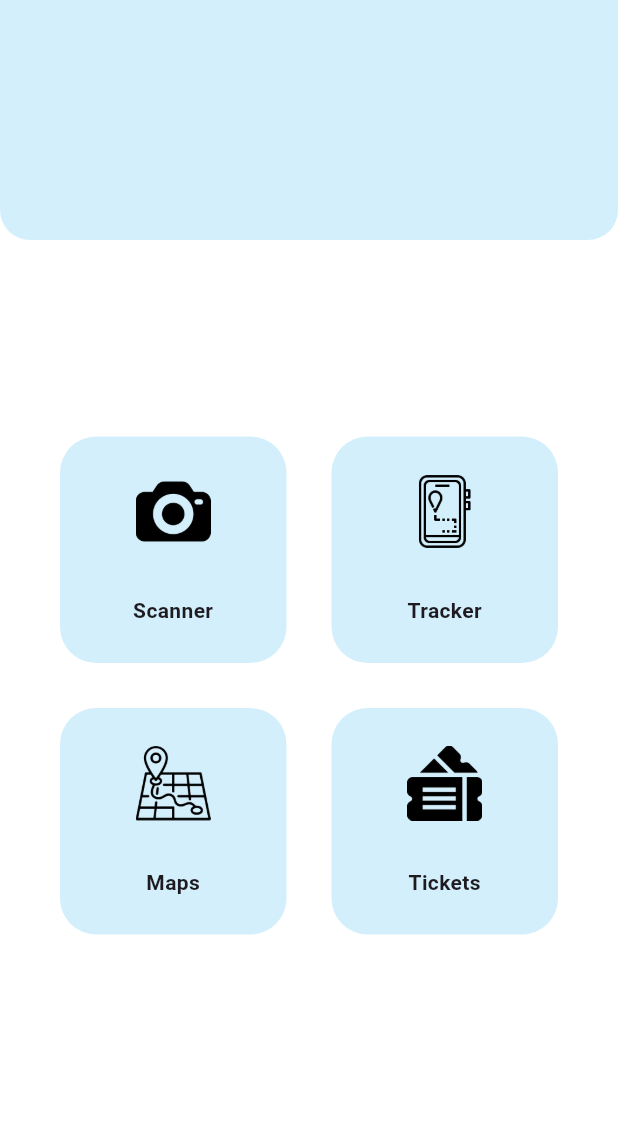
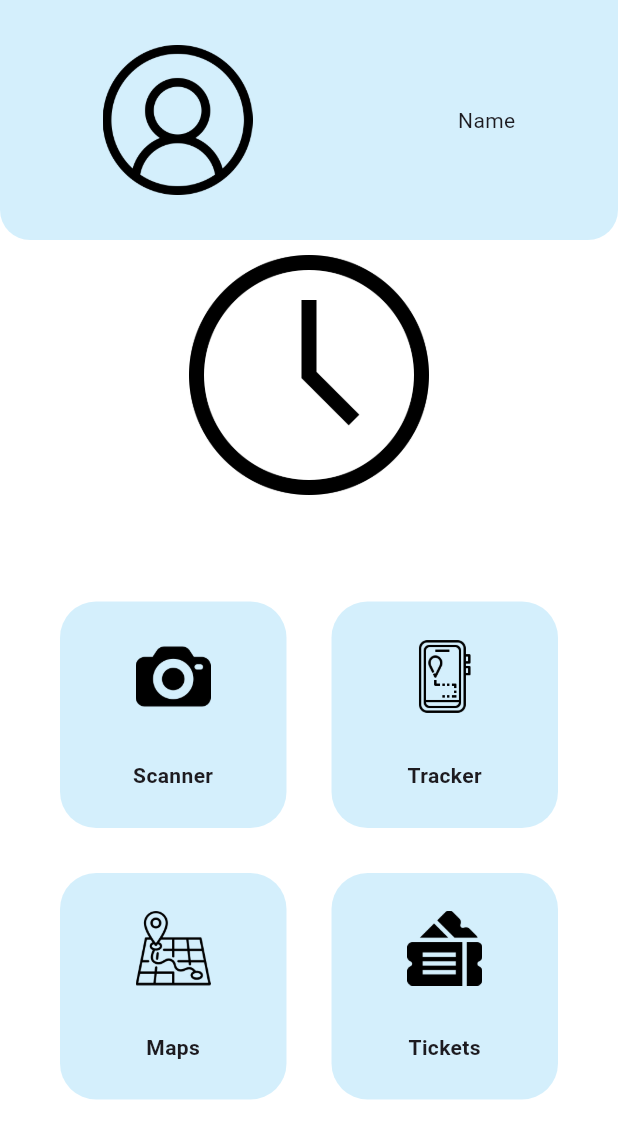
Before and after one commit to Creaty-Cat/AlongTheLine_gdsc, a Flutter app: the screen it shows after launch, on a phone screen of 412 x 824 dp. Shown: the top 1139 px of the screen. Run offline on Flutter 3.47's test engine with Material 3 defaults, Android fonts, the phone set to English and light mode, and no system bars.

Commit message:
added placeholders for clock, name and profile; added commentary for padding

```diff
--- a/lib/pages/homePage.dart
+++ b/lib/pages/homePage.dart
@@ -1,3 +1,5 @@
+
+// ignore_for_file: prefer_const_constructors
 
 import 'package:flutter/material.dart';
 import 'package:flutter_home/pages/clockFormular.dart';
@@ -32,6 +34,7 @@ class _MyWidgetState extends State<homePage> {
 
             //children start
 
+            //BLUE BOX
             Container(
               height: 160,
               decoration: BoxDecoration(
@@ -39,25 +42,45 @@ class _MyWidgetState extends State<homePage> {
                 borderRadius: BorderRadius.only(
                   bottomRight: Radius.circular(20),
                   bottomLeft: Radius.circular(20)
-                )
+                ),
+
               ),
+
+              //PROFILE + NAME
               child: Row(
+                mainAxisAlignment: MainAxisAlignment.spaceAround,
                 children: [
-                  //profile
 
+                  Image.asset('assets/images/user.png', height: 100, alignment: Alignment.center,),
+
+                  Text('Name', textAlign: TextAlign.left,)
                   //name
 
               ]),
             ),
 
-
-            Padding(
+            //CLOCK
+            /*Padding(
               padding: EdgeInsets.symmetric(
                 horizontal: horizontalPadding,
                 vertical: verticalPadding),
+                child: Image.asset('/assets/images/placeholder.jpg', height: 80, alignment: Alignment.center,)
+            ),*/
+
+            Container(
+              height:180,
+              alignment: Alignment.center,
+              padding: EdgeInsets.symmetric(vertical: 10),
+              //padding: EdgeInsets.symmetric(vertical: 10),
+              child:
+              Image.asset('assets/images/placeholder.png',
+              alignment: Alignment.bottomCenter,)
             ),
 
-            const SizedBox(height:20),
+
+            //GRIDVIEW
+            //distance from the blue boxes to the
+            //const SizedBox(height:20),
 
             Padding(
               padding: EdgeInsets.symmetric(
--- a/lib/util/optionsBox.dart
+++ b/lib/util/optionsBox.dart
@@ -20,12 +20,14 @@ class optionsBox extends StatelessWidget {
         //Handle
       },
       child: Padding(
+        //Padding for the outside of the blue boxes
         padding: const EdgeInsets.all(15.0),
         child: Container(
         decoration: BoxDecoration(
           color: Color.fromARGB(92, 137, 212, 247),
           borderRadius: BorderRadius.circular(24),
           ),
+          //Padding for the pics inside the boxes
         padding: EdgeInsets.symmetric(vertical: 25),
         child: Column(
           mainAxisAlignment: MainAxisAlignment.spaceBetween,
--- a/pubspec.yaml
+++ b/pubspec.yaml
@@ -66,7 +66,7 @@ flutter:
     - assets/images/tickets.png
     - assets/images/tracker.png
     - assets/images/travel.png
-    - assets/images/placeholder.jpg
+    - assets/images/placeholder.png
     - assets/images/user.png
   #   - images/a_dot_ham.jpeg
 
```
Also changed, not shown: assets/images/placeholder.jpg (deleted), assets/images/placeholder.png (added).
